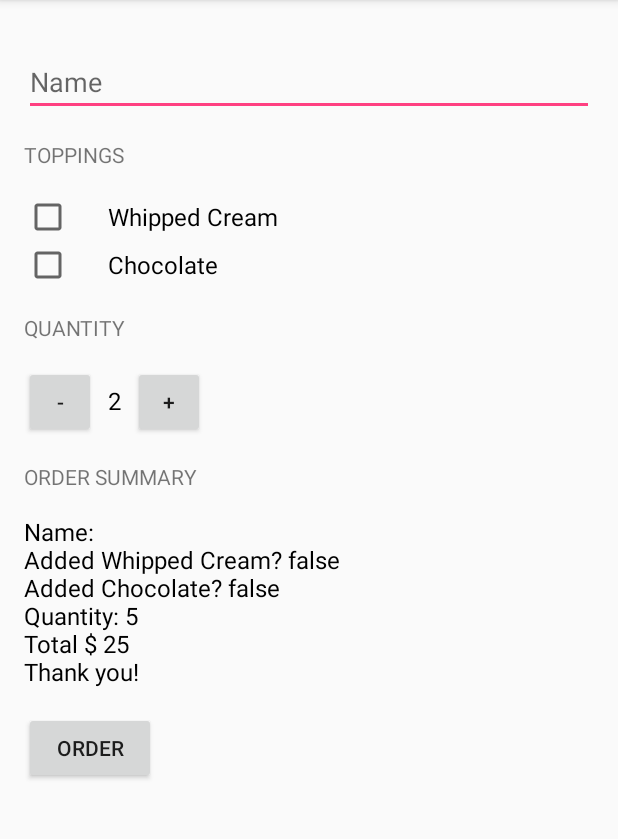
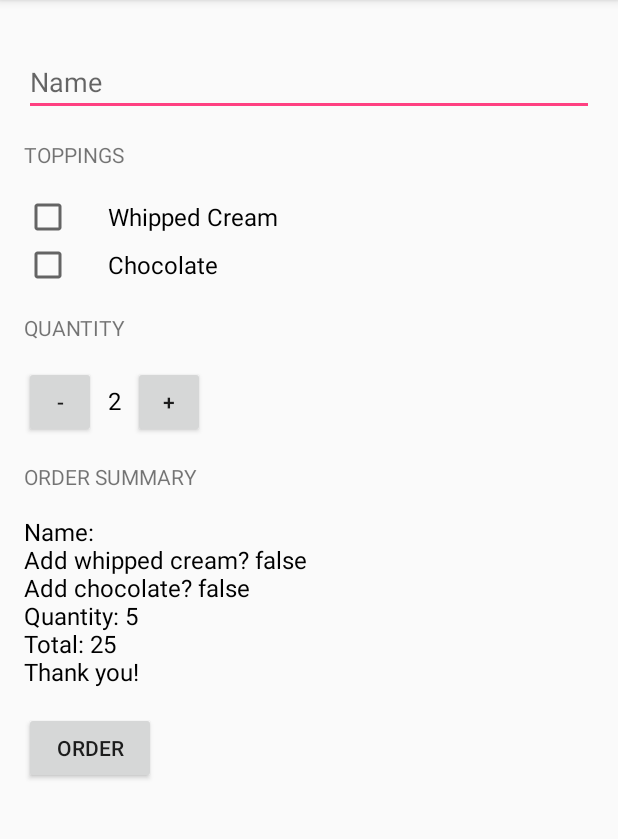
Before and after one commit to jsbaidwan/CoffeeBar, an Android app: the screen it shows after launch (MainActivity), after a tap on "ORDER", on a phone screen of 412 x 824 dp, the part 84-923 px from its top. Run offline under Robolectric (Android 15) with nearby library versions, the phone set to English and light mode, and no system bars.

```diff
--- a/app/src/main/java/com/example/jaspreetsingh/coffeebar/MainActivity.java
+++ b/app/src/main/java/com/example/jaspreetsingh/coffeebar/MainActivity.java
@@ -118,11 +118,11 @@ public class MainActivity extends AppCompatActivity {
      * @return the summary of order as String
      */
     private String createOrderSummary (String name, int price, boolean addWhippedCream, boolean addChocolate) {
-        String priceMessage = "Name: " + name;
-        priceMessage += "\nAdded Whipped Cream? " + addWhippedCream;
-        priceMessage += "\nAdded Chocolate? " + addChocolate;
-        priceMessage += "\nQuantity: " + quantity;
-        priceMessage += "\nTotal $ " + price;
+        String priceMessage = getString(R.string.order_summary_name, name);
+        priceMessage += "\n" + getString(R.string.order_summary_whipped_cream, addWhippedCream);
+        priceMessage += "\n" + getString(R.string.order_summary_chocolate, addChocolate);
+        priceMessage += "\n" + getString(R.string.order_summary_quantity, quantity);
+        priceMessage += "\nTotal: " + price;
         priceMessage += "\n" + getString(R.string.thank_you);
         return priceMessage;
     }
--- a/app/src/main/res/layout/activity_main.xml
+++ b/app/src/main/res/layout/activity_main.xml
@@ -110,7 +110,7 @@
         android:layout_height="wrap_content"
         android:layout_marginTop="16dp"
         android:onClick="submitOrder"
-        android:text="Order" />
+        android:text="@string/order" />
 
 </LinearLayout>
 </ScrollView>
```
